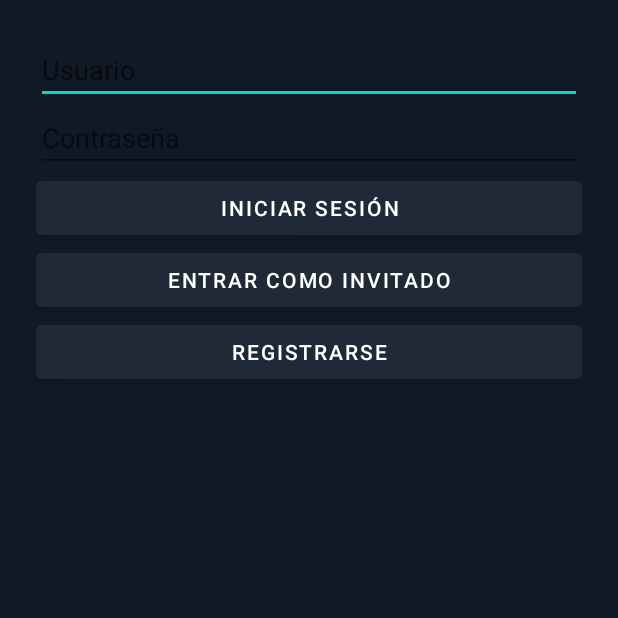
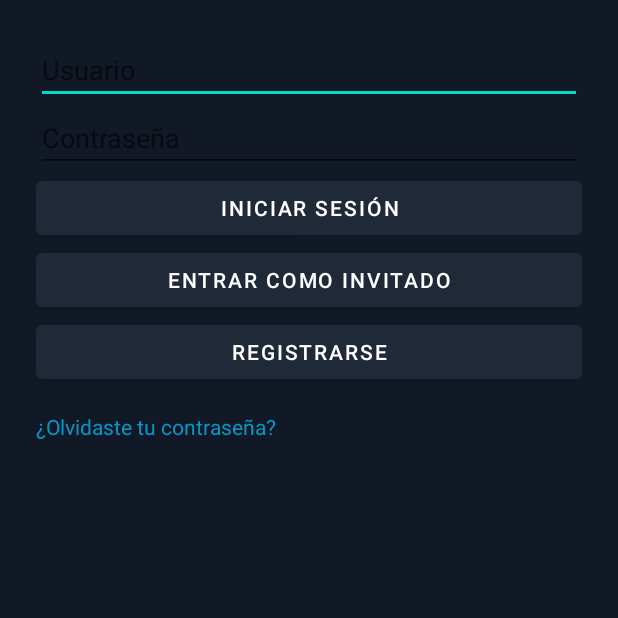
Before and after one commit to SantiDevel/YomiTrack, an Android app: the screen it shows after launch (LoginActivity), on a phone screen of 412 x 824 dp, the top half of it. Run offline under Robolectric (Android 15) with nearby library versions, the phone set to English and light mode, and no system bars.

Commit message:
Reparacion de registrarte con email y recuperacion de contraseña!

```diff
--- a/app/src/main/java/com/santiparra/yomitrack/api/ApiService.java
+++ b/app/src/main/java/com/santiparra/yomitrack/api/ApiService.java
@@ -14,7 +14,7 @@ import com.santiparra.yomitrack.model.RegisterResponse;
 import com.santiparra.yomitrack.model.UserStatsResponse;
 import com.santiparra.yomitrack.utils.ActivityLog;
 
-import org.json.JSONObject;
+
 
 import java.util.List;
 import java.util.Map;
@@ -22,6 +22,8 @@ import java.util.Map;
 import retrofit2.Call;
 import retrofit2.http.Body;
 import retrofit2.http.DELETE;
+import retrofit2.http.Field;
+import retrofit2.http.FormUrlEncoded;
 import retrofit2.http.GET;
 import retrofit2.http.HTTP;
 import retrofit2.http.POST;
@@ -37,6 +39,18 @@ public interface ApiService {
 
     @POST("users/login")
     Call<LoginResponse> loginUser(@Body UserEntity user);
+
+    @FormUrlEncoded
+    @POST("users/forgot-password")
+    Call<ApiResponse> forgotPassword(@Field("email") String email);
+
+    @FormUrlEncoded
+    @POST("users/reset-password")
+    Call<ApiResponse> resetPassword(
+            @Field("email") String email,
+            @Field("token") String token,
+            @Field("newPassword") String newPassword
+    );
 
     // ---------------- Anime ----------------
     @POST("anime/add")
--- a/app/src/main/java/com/santiparra/yomitrack/ui/MainActivity.java
+++ b/app/src/main/java/com/santiparra/yomitrack/ui/MainActivity.java
@@ -93,8 +93,9 @@ public class MainActivity extends AppCompatActivity {
                     .setTitle("Cerrar sesión")
                     .setMessage("¿Deseas cerrar sesión?")
                     .setPositiveButton("Sí", (dialog, which) -> {
-                        SharedPreferences prefs = getSharedPreferences("app_prefs", MODE_PRIVATE);
-                        prefs.edit().remove("current_user_id").apply();
+                        SharedPreferences prefs = getSharedPreferences("user_session", MODE_PRIVATE);
+                        prefs.edit().clear().apply(); // ← ¡esto borra la sesión real!
+
                         startActivity(new Intent(MainActivity.this, LoginActivity.class)
                                 .setFlags(Intent.FLAG_ACTIVITY_NEW_TASK | Intent.FLAG_ACTIVITY_CLEAR_TASK));
                     })
--- a/app/src/main/java/com/santiparra/yomitrack/ui/fragments/addmanga/AddMangaFragment.java
+++ b/app/src/main/java/com/santiparra/yomitrack/ui/fragments/addmanga/AddMangaFragment.java
@@ -76,9 +76,9 @@ public class AddMangaFragment extends Fragment {
         ArrayAdapter<CharSequence> statusAdapter = ArrayAdapter.createFromResource(
                 requireContext(),
                 R.array.manga_status_array,
-                R.layout.item_spinner // ✅ texto blanco para ítem seleccionado
+                R.layout.item_spinner
         );
-        statusAdapter.setDropDownViewResource(R.layout.item_spinner); // ✅ también para el desplegable
+        statusAdapter.setDropDownViewResource(R.layout.item_spinner);
         statusSpinner.setAdapter(statusAdapter);
 
         ArrayAdapter<CharSequence> typeAdapter = ArrayAdapter.createFromResource(
--- a/app/src/main/java/com/santiparra/yomitrack/ui/fragments/login/SplashActivity.java
+++ b/app/src/main/java/com/santiparra/yomitrack/ui/fragments/login/SplashActivity.java
@@ -5,7 +5,9 @@ import android.content.SharedPreferences;
 import android.os.Bundle;
 import android.os.Handler;
 import androidx.appcompat.app.AppCompatActivity;
+
 import com.santiparra.yomitrack.ui.MainActivity;
+import com.santiparra.yomitrack.ui.fragments.login.LoginActivity;
 
 /**
  * Actividad inicial que decide si ir a LoginActivity o directamente a MainActivity.
@@ -16,20 +18,21 @@ public class SplashActivity extends AppCompatActivity {
     protected void onCreate(Bundle savedInstanceState) {
         super.onCreate(savedInstanceState);
 
-        // Espera 1.5 segundos antes de navegar
+        // Espera 1.5 segundos antes de decidir a dónde ir
         new Handler().postDelayed(() -> {
-            SharedPreferences prefs = getSharedPreferences("user_session", MODE_PRIVATE);
-            boolean isLoggedIn = prefs.getBoolean("is_logged_in", false);
+            SharedPreferences sharedPreferences = getSharedPreferences("user_session", MODE_PRIVATE);
+            int userId = sharedPreferences.getInt("user_id", -1);
+            String username = sharedPreferences.getString("username", null);
 
-            if (isLoggedIn) {
-                // Usuario ya ha iniciado sesión previamente
-                startActivity(new Intent(SplashActivity.this, MainActivity.class));
+            if (userId != -1 && username != null) {
+                // Sesión activa → MainActivity
+                startActivity(new Intent(this, MainActivity.class));
             } else {
-                // Ir a login si no ha iniciado sesión
-                startActivity(new Intent(SplashActivity.this, LoginActivity.class));
+                // No hay sesión → Login
+                startActivity(new Intent(this, LoginActivity.class));
             }
 
-            finish();
-        }, 1500); // 1.5 segundos (puedes ajustar el tiempo)
+            finish(); // cerrar splash
+        }, 1500);
     }
 }
--- a/app/src/main/res/layout/fragment_login.xml
+++ b/app/src/main/res/layout/fragment_login.xml
@@ -1,9 +1,12 @@
+<ScrollView xmlns:android="http://schemas.android.com/apk/res/android"
+    android:layout_width="match_parent"
+    android:layout_height="match_parent">
 
-<LinearLayout xmlns:android="http://schemas.android.com/apk/res/android"
+    <LinearLayout
+        android:orientation="vertical"
+        android:padding="24dp"
         android:layout_width="match_parent"
-    android:layout_height="match_parent"
-    android:orientation="vertical"
-    android:padding="24dp">
+        android:layout_height="wrap_content">
 
         <EditText
             android:id="@+id/editTextUsername"
@@ -35,4 +38,13 @@
             android:text="Registrarse"
             android:layout_width="match_parent"
             android:layout_height="wrap_content" />
+
+        <TextView
+            android:id="@+id/textForgotPassword"
+            android:text="¿Olvidaste tu contraseña?"
+            android:textColor="@android:color/holo_blue_dark"
+            android:layout_marginTop="16dp"
+            android:layout_width="wrap_content"
+            android:layout_height="wrap_content" />
     </LinearLayout>
+</ScrollView>
--- a/app/src/main/res/navigation/nav_graph.xml
+++ b/app/src/main/res/navigation/nav_graph.xml
@@ -1,20 +1,48 @@
 <?xml version="1.0" encoding="utf-8"?>
 <navigation xmlns:android="http://schemas.android.com/apk/res/android"
     xmlns:app="http://schemas.android.com/apk/res-auto"
+    xmlns:tools="http://schemas.android.com/tools"
     android:id="@+id/nav_graph"
     app:startDestination="@id/loginFragment">
 
     <fragment
         android:id="@+id/loginFragment"
         android:name="com.santiparra.yomitrack.ui.fragments.login.LoginFragment"
-        android:label="Login">
+        android:label="Login"
+        tools:layout="@layout/fragment_login">
         <action
             android:id="@+id/action_loginFragment_to_registerFragment"
             app:destination="@id/registerFragment" />
+        <action
+            android:id="@+id/action_loginFragment_to_forgotPasswordFragment"
+            app:destination="@id/forgotPasswordFragment" />
     </fragment>
 
     <fragment
         android:id="@+id/registerFragment"
         android:name="com.santiparra.yomitrack.ui.fragments.register.RegisterFragment"
         android:label="Register" />
+
+    <fragment
+        android:id="@+id/forgotPasswordFragment"
+        android:name="com.santiparra.yomitrack.ui.fragments.forgotpassword.ForgotPasswordFragment"
+        android:label="Olvidé mi contraseña" >
+        <action
+            android:id="@+id/action_forgotPasswordFragment_to_resetPasswordFragment"
+            app:destination="@id/resetPasswordFragment" />
+    </fragment>
+
+
+    <fragment
+        android:id="@+id/resetPasswordFragment"
+        android:name="com.santiparra.yomitrack.ui.fragments.resetpassword.ResetPasswordFragment"
+        android:label="Restablecer contraseña"
+        tools:layout="@layout/fragment_reset_password">
+
+        <action
+            android:id="@+id/action_resetPasswordFragment_to_loginFragment"
+            app:destination="@id/loginFragment" />
+    </fragment>
+
+
 </navigation>
--- a/app/src/main/res/values/ids.xml
+++ b/app/src/main/res/values/ids.xml
@@ -60,4 +60,5 @@
     <item name="btnAdd" type="id" />
     <item name="itemImage" type="id" />
     <item name="commentDialogLayout" type="id" />
+    <item name="editTextUsernameRegister" type="id" />
 </resources>
```
Also changed, not shown: app/src/main/java/com/santiparra/yomitrack/db/entities/UserEntity.java (+16 -0 lines), app/src/main/java/com/santiparra/yomitrack/ui/fragments/login/LoginFragment.java (+34 -25 lines), app/src/main/java/com/santiparra/yomitrack/ui/fragments/register/RegisterFragment.java (+12 -13 lines), app/src/main/res/layout/fragment_register.xml (+13 -1 lines), 2 other files. Lines whose indentation alone changed are shown as unchanged.
